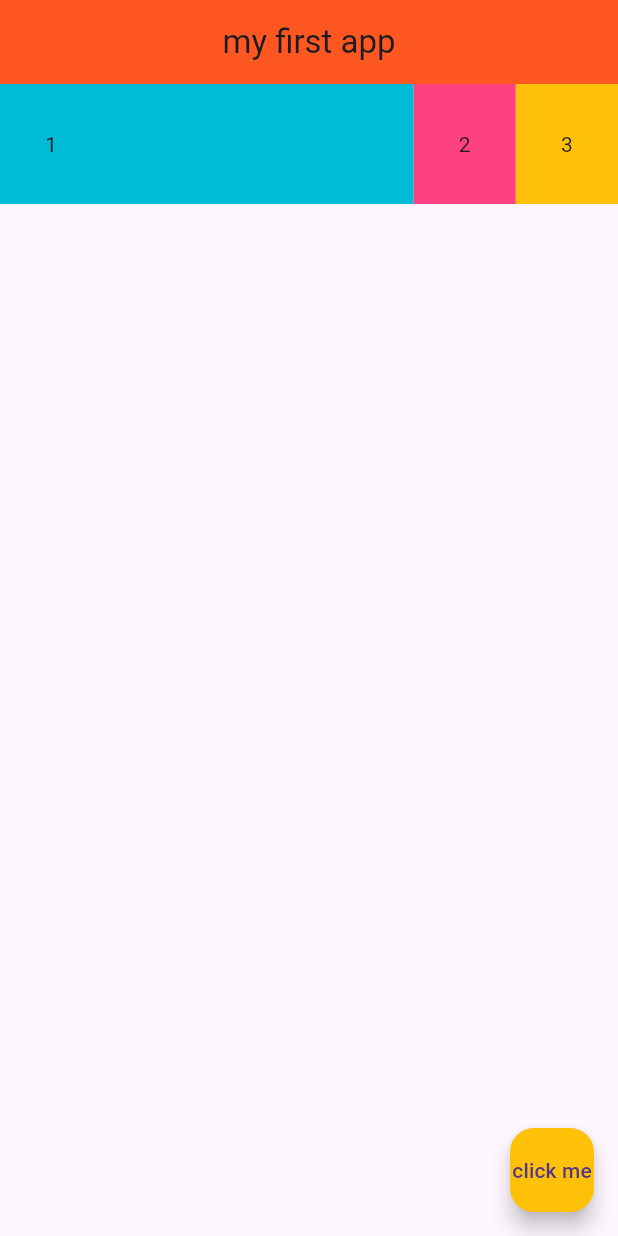
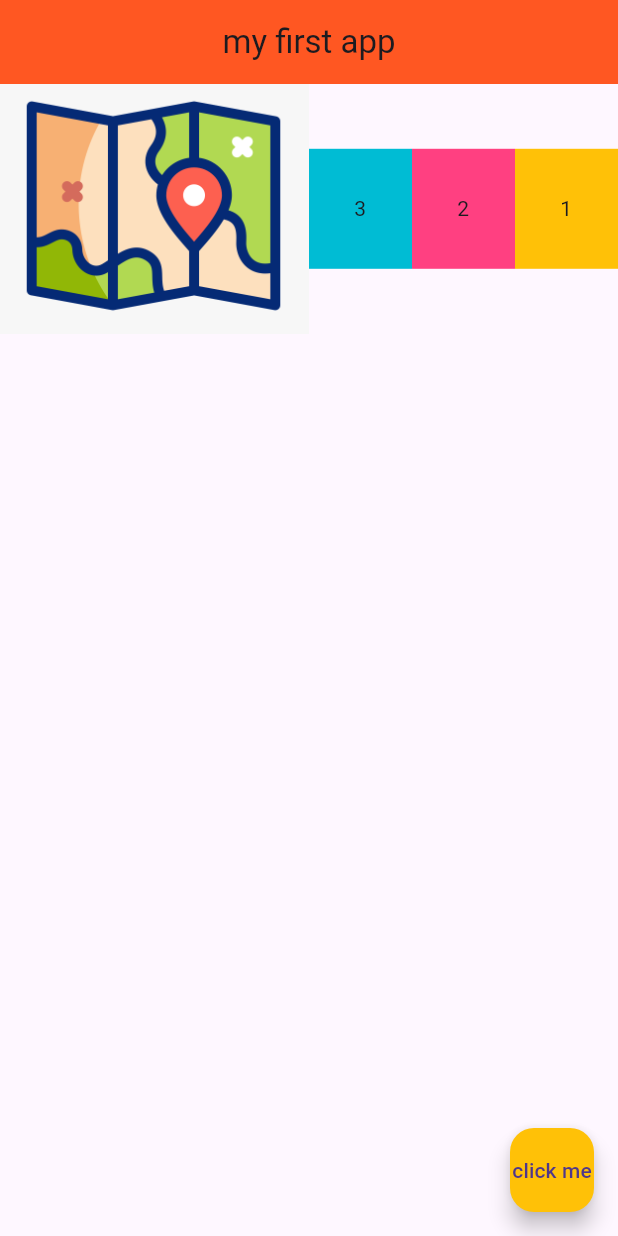
Before and after one commit to better-adapted/flutter_app_demo, a Flutter app: the screen it shows after launch, on a phone screen of 412 x 824 dp. Run offline on Flutter 3.47's test engine with Material 3 defaults, Android fonts, the phone set to English and light mode, and no system bars.

Commit message:
row flex with image demo

```diff
--- a/lib/main.dart
+++ b/lib/main.dart
@@ -19,21 +19,32 @@ class Home extends StatelessWidget {
       body: Row(
           children: <Widget>[
             Expanded(
+                child: Image.asset('assets/map_icon.png'),
+              flex: 3,
+            ),
+            Expanded(
+              flex: 1,
               child: Container(
                 padding: EdgeInsets.all(30.0),
                 color: Colors.cyan,
-                child: Text('1'),
+                child: Text('3'),
               ),
             ),
-          Container(
+            Expanded(
+              flex: 1,
+              child: Container(
                 padding: EdgeInsets.all(30.0),
                 color: Colors.pinkAccent,
                 child: Text('2'),
               ),
-          Container(
+            ),
+            Expanded(
+              flex: 1,
+              child: Container(
                 padding: EdgeInsets.all(30.0),
                 color: Colors.amber,
-            child: Text('3'),
+                child: Text('1'),
+              ),
             ),
         ],
       ),
```
Also changed, not shown: assets/icon.jpg (added), assets/map_icon.png (added). Lines whose indentation alone changed are shown as unchanged.
